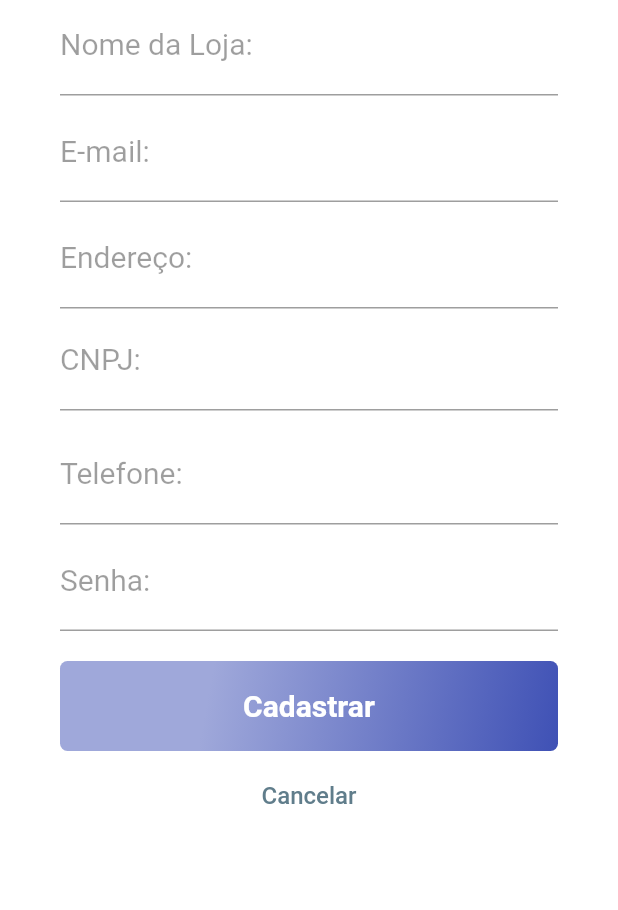
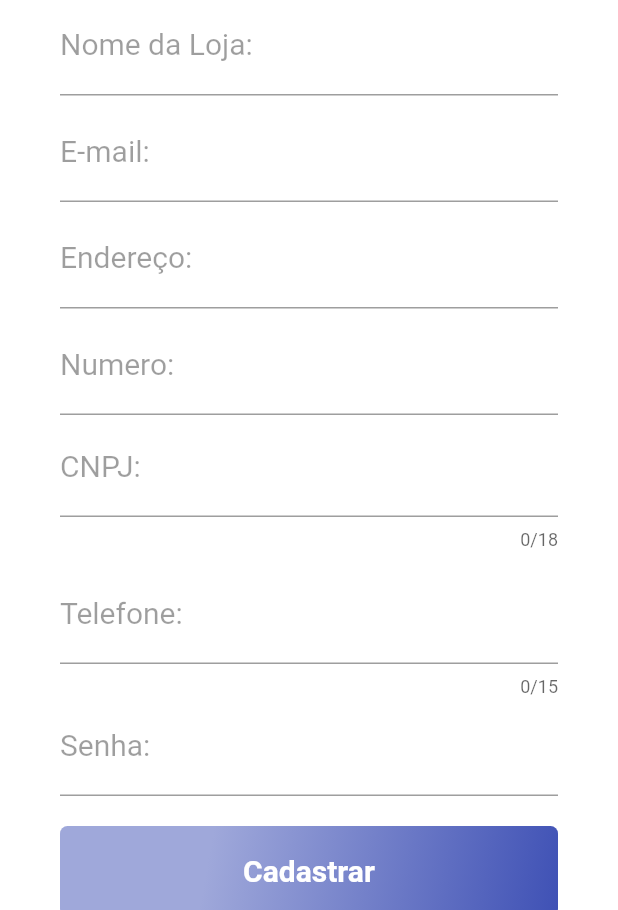
Before and after one commit to Sidney019/app_beacon_teste, a Flutter app: the screen it shows after launch, after a tap on "Cadastrar-se como vendedor", on a phone screen of 412 x 824 dp, the part 326-1236 px from its top. Run offline on Flutter 3.47's test engine with Material 2 defaults, Android fonts, the phone set to English and light mode, and no system bars; our stand-ins replace flutter_multi_formatter; network calls fail.

Commit message:
initial, commit

```diff
--- a/lib/main.dart
+++ b/lib/main.dart
@@ -1,8 +1,10 @@
 import 'package:http/http.dart';
-import 'package:app_beacon_teste/pages/login.page.dart';
+import 'package:app_beacon_teste/pages/pagina.login.dart';
 import 'package:flutter/material.dart';
 
-void main() => runApp(const MyApp());
+void main() {
+  runApp(const MyApp());
+}
 
 class MyApp extends StatelessWidget {
   const MyApp({super.key});
@@ -16,7 +18,7 @@ class MyApp extends StatelessWidget {
       theme: ThemeData(
         primarySwatch: Colors.blueGrey,
       ),
-      home: const LoginPage(),
+      home: const PaginaLogin(),
     );
   }
 }
--- a/lib/pages/signup.vendedor.page.dart
+++ b/lib/pages/pagina.cadastro.cliente.dart
@@ -1,8 +1,8 @@
-import 'package:app_beacon_teste/pages/home.page.vendedor.dart';
 import 'package:flutter/material.dart';
+import 'package:flutter_multi_formatter/flutter_multi_formatter.dart';
 
-class SignupVendedorPage extends StatelessWidget {
-  const SignupVendedorPage({super.key});
+class PaginaCadastroCliente extends StatelessWidget {
+  const PaginaCadastroCliente({super.key});
 
   @override
   Widget build(BuildContext context) {
@@ -56,22 +56,20 @@ class SignupVendedorPage extends StatelessWidget {
               ),
             ),
 
-            const SizedBox(height: 5),
+            const SizedBox(height: 20),
             TextFormField(
               keyboardType: TextInputType.text,
               decoration: const InputDecoration(
-                labelText: "Nome da Loja:",
+                labelText: "Nome:",
                 labelStyle: TextStyle(
                   color: Colors.black38,
                   fontWeight: FontWeight.w400,
-                  fontSize: 20,
-                  //height: -0,
-                ),
+                  fontSize: 20),
               ),
               style: const TextStyle(fontSize: 20),
             ),
 
-            const SizedBox(height: 5),
+            const SizedBox(height: 10),
             TextFormField(
               keyboardType: TextInputType.emailAddress,
               decoration: const InputDecoration(
@@ -79,18 +77,43 @@ class SignupVendedorPage extends StatelessWidget {
                 labelStyle: TextStyle(
                   color: Colors.black38,
                   fontWeight: FontWeight.w400,
-                  fontSize: 20,
-                ),
+                  fontSize: 20),
               ),
               style: const TextStyle(fontSize: 20),
             ),
 
-            const SizedBox(height: 5),
+            const SizedBox(height: 10),
             TextFormField(
               keyboardType: TextInputType.text,
-              obscureText: false,
               decoration: const InputDecoration(
                 labelText: "Endereço:",
+                labelStyle: TextStyle(
+                  color: Colors.black38,
+                  fontWeight: FontWeight.w400,
+                  fontSize: 20),
+              ),
+              style: const TextStyle(fontSize: 20),
+            ),
+
+            const SizedBox(height: 10),
+            TextFormField(
+              keyboardType: TextInputType.text,
+              decoration: const InputDecoration(
+                labelText: "Numero:",
+                labelStyle: TextStyle(
+                    color: Colors.black38,
+                    fontWeight: FontWeight.w400,
+                    fontSize: 20),
+              ),
+              style: const TextStyle(fontSize: 20),
+            ),
+
+            SizedBox(height: 10),
+            TextFormField(
+              maxLength: 15,
+              keyboardType: TextInputType.phone,
+              decoration: const InputDecoration(
+                labelText: "Telefone:",
                 labelStyle: TextStyle(
                   color: Colors.black38,
                   fontWeight: FontWeight.w400,
@@ -98,44 +121,17 @@ class SignupVendedorPage extends StatelessWidget {
                 ),
               ),
               style: const TextStyle(fontSize: 20),
-            ),
-
-            const SizedBox(height: 1),
-            const SizedBox(height: 1),
-            TextFormField(
-              keyboardType: TextInputType.number,
-              decoration: const InputDecoration(
-                labelText: "CNPJ:",
-                labelStyle: TextStyle(
-                  color: Colors.black38,
-                  fontWeight: FontWeight.w400,
-                  fontSize: 20,
-                  //height: -0,
-                ),
-              ),
-              style: const TextStyle(fontSize: 20),
-            ),
-
-            const SizedBox(height: 5),
-            const SizedBox(height: 5),
-            TextFormField(
-              keyboardType: TextInputType.number,
-              decoration: const InputDecoration(
-                labelText: "Telefone:",
-                labelStyle: TextStyle(
-                  color: Colors.black38,
-                  fontWeight: FontWeight.w400,
-                  fontSize: 20,
-                  //height: -0,
-                ),
-              ),
-              style: const TextStyle(fontSize: 20),
+              autocorrect: true,
+              inputFormatters: [
+                MaskedInputFormatter('(##) #####-####')
+              ],
             ),
 
             const SizedBox(height: 5),
             TextFormField(
+              maxLength: 8,
               keyboardType: TextInputType.text,
-          obscureText: false,
+              obscureText: true,
               decoration: const InputDecoration(
                 labelText: "Senha:",
                 labelStyle: TextStyle(
@@ -146,7 +142,8 @@ class SignupVendedorPage extends StatelessWidget {
               ),
               style: const TextStyle(fontSize: 20),
             ),
-            const SizedBox(height: 20),
+
+            const SizedBox(height: 15),
             Container(
               height: 60,
               alignment: Alignment.centerLeft,
@@ -175,14 +172,7 @@ class SignupVendedorPage extends StatelessWidget {
                     ),
                     textAlign: TextAlign.center,
                   ),
-                  onPressed: () {
-                    Navigator.push(
-                        context,
-                        MaterialPageRoute(
-                            builder: (context) => HomePageVendedor(),
-                        ),
-                    );
-                  },
+                  onPressed: () => {},
                 ),
               ),
             ),
--- a/lib/pages/signup.page.dart
+++ b/lib/pages/pagina.cadastro.vendedor.dart
@@ -1,7 +1,9 @@
+import 'package:flutter_multi_formatter/flutter_multi_formatter.dart';
+import 'package:app_beacon_teste/pages/pagina.principal.vendedor.dart';
 import 'package:flutter/material.dart';
 
-class SignupPage extends StatelessWidget {
-  const SignupPage({super.key});
+class PaginaCadastroVendedor extends StatelessWidget {
+  const PaginaCadastroVendedor({super.key});
 
   @override
   Widget build(BuildContext context) {
@@ -55,20 +57,22 @@ class SignupPage extends StatelessWidget {
               ),
             ),
 
-            const SizedBox(height: 20),
+            const SizedBox(height: 5),
             TextFormField(
               keyboardType: TextInputType.text,
               decoration: const InputDecoration(
-                labelText: "Nome:",
+                labelText: "Nome da Loja:",
                 labelStyle: TextStyle(
                   color: Colors.black38,
                   fontWeight: FontWeight.w400,
-                  fontSize: 20),
+                  fontSize: 20,
+                  //height: -0,
+                ),
               ),
               style: const TextStyle(fontSize: 20),
             ),
 
-            const SizedBox(height: 10),
+            const SizedBox(height: 5),
             TextFormField(
               keyboardType: TextInputType.emailAddress,
               decoration: const InputDecoration(
@@ -76,27 +80,69 @@ class SignupPage extends StatelessWidget {
                 labelStyle: TextStyle(
                   color: Colors.black38,
                   fontWeight: FontWeight.w400,
-                  fontSize: 20),
+                  fontSize: 20,
+                ),
               ),
               style: const TextStyle(fontSize: 20),
             ),
 
-            const SizedBox(height: 10),
+            const SizedBox(height: 5),
             TextFormField(
               keyboardType: TextInputType.text,
+              obscureText: false,
               decoration: const InputDecoration(
                 labelText: "Endereço:",
                 labelStyle: TextStyle(
                   color: Colors.black38,
                   fontWeight: FontWeight.w400,
-                  fontSize: 20),
+                  fontSize: 20,
+                ),
               ),
               style: const TextStyle(fontSize: 20),
             ),
 
-            const SizedBox(height: 10),
+            const SizedBox(height: 5),
             TextFormField(
+              keyboardType: TextInputType.text,
+              obscureText: false,
+              decoration: const InputDecoration(
+                labelText: "Numero:",
+                labelStyle: TextStyle(
+                  color: Colors.black38,
+                  fontWeight: FontWeight.w400,
+                  fontSize: 20,
+                ),
+              ),
+              style: const TextStyle(fontSize: 20),
+            ),
+
+            const SizedBox(height: 1),
+            const SizedBox(height: 1),
+            TextFormField(
+              maxLength: 18,
               keyboardType: TextInputType.number,
+              decoration: const InputDecoration(
+                labelText: "CNPJ:",
+                labelStyle: TextStyle(
+                  color: Colors.black38,
+                  fontWeight: FontWeight.w400,
+                  fontSize: 20,
+                  //height: -0,
+                ),
+              ),
+              style: const TextStyle(fontSize: 20),
+              autocorrect: false,
+              inputFormatters: [
+                MaskedInputFormatter('##.###.###/####-##')
+                //MaskedInputFormatter('###.###.###-##')
+              ],
+            ),
+
+            const SizedBox(height: 5),
+            const SizedBox(height: 5),
+            TextFormField(
+              maxLength: 15,
+              keyboardType: TextInputType.phone,
               decoration: const InputDecoration(
                 labelText: "Telefone:",
                 labelStyle: TextStyle(
@@ -106,12 +152,16 @@ class SignupPage extends StatelessWidget {
                 ),
               ),
               style: const TextStyle(fontSize: 20),
+              autocorrect: false,
+              inputFormatters: [
+                MaskedInputFormatter('(##) #####-####')
+              ],
             ),
 
-            const SizedBox(height: 10),
+        const SizedBox(height: 0),
         TextFormField(
           keyboardType: TextInputType.text,
-              obscureText: true,
+          obscureText: false,
           decoration: const InputDecoration(
             labelText: "Senha:",
             labelStyle: TextStyle(
@@ -123,7 +173,7 @@ class SignupPage extends StatelessWidget {
           style: const TextStyle(fontSize: 20),
         ),
 
-            const SizedBox(height: 15),
+            const SizedBox(height: 20),
             Container(
               height: 60,
               alignment: Alignment.centerLeft,
@@ -152,7 +202,14 @@ class SignupPage extends StatelessWidget {
                     ),
                     textAlign: TextAlign.center,
                   ),
-                  onPressed: () => {},
+                  onPressed: () {
+                    Navigator.push(
+                        context,
+                        MaterialPageRoute(
+                            builder: (context) => PaginaPrincipalVendedor(),
+                        ),
+                    );
+                  },
                 ),
               ),
             ),
@@ -172,6 +229,7 @@ class SignupPage extends StatelessWidget {
                   )
               ),
             ),
+            Container(height: 10),
           ],
         ),
       ),
--- a/lib/pages/home.page.dart
+++ b/lib/pages/pagina.principal.cliente.dart
@@ -4,8 +4,9 @@ import 'package:app_beacon_teste/pages/lista.desejo.dart';
 import 'package:app_beacon_teste/pages/perfil.page.dart';
 import 'package:flutter/material.dart';
 
-class HomePage extends StatelessWidget {
-  const HomePage({super.key});
+class PaginaPrincipalCliente extends StatelessWidget {
+  const PaginaPrincipalCliente({super.key});
+
 
   @override
   Widget build(BuildContext context) {
@@ -56,13 +57,7 @@ class HomePage extends StatelessWidget {
                   subtitle: const Text(""),
                   trailing: const Icon(Icons.arrow_forward),
                   onTap: () {
-                    Navigator.push( //função levara para lista de desejos
-                      context,
-                      MaterialPageRoute(
-                        builder: (context) => const ListaDesejo(),
-                      ),
-                    );
-                  },
+                    },
                 ),
               ]
           ),
--- a/pubspec.yaml
+++ b/pubspec.yaml
@@ -30,6 +30,8 @@ environment:
 dependencies:
   flutter:
     sdk: flutter
+  flutter_multi_formatter: ^2.11.16
+
 
 
   # The following adds the Cupertino Icons font to your application.
```
Also changed, not shown: lib/pages/lista.desejo.dart (+5 -4 lines), lib/pages/mod.produtos.page.dart (+2 -7 lines), lib/pages/pagina.login.dart (renamed from lib/pages/login.page.dart, +10 -15 lines), lib/pages/pagina.principal.vendedor.dart (renamed from lib/pages/home.page.vendedor.dart, +7 -3 lines), pubspec.lock. Lines whose indentation alone changed are shown as unchanged.
